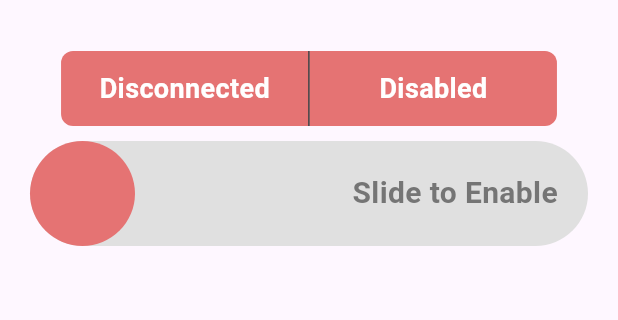
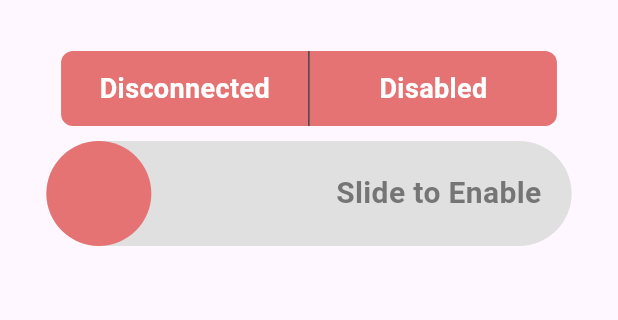
Before and after one commit to SouthEugeneRoboticsTeam/ursa-driver-station, a Flutter app: the screen it shows after launch, on a phone screen of 412 x 824 dp, the part 63-383 px from its top. Run offline on Flutter 3.47's test engine with Material 2 defaults, Android fonts, the phone set to English and light mode, and no system bars; our stand-ins replace connectivity_plus, flutter_blue_plus, js, webview_flutter; missing offline and left inert: flutter_joystick, model_viewer_plus; generated files the repository leaves out were written again; statements that could not run were skipped.

Commit message:
Allow specifying enable and status sizes

```diff
--- a/lib/components/enable.dart
+++ b/lib/components/enable.dart
@@ -1,3 +1,5 @@
+import 'dart:math';
+
 import 'package:flutter/material.dart';
 import 'package:flutter_gen/gen_l10n/app_localizations.dart';
 
@@ -8,7 +10,10 @@ class SlideToEnable extends StatefulWidget {
   final bool enabled;
   final Function(bool) onStateChange;
 
-  const SlideToEnable({Key? key, required this.enabled, required this.onStateChange}) : super(key: key);
+  final double? width;
+  final double? height;
+
+  const SlideToEnable({Key? key, required this.enabled, required this.onStateChange, this.width, this.height}) : super(key: key);
 
   @override
   SlideToEnableState createState() => SlideToEnableState();
@@ -53,7 +58,7 @@ class SlideToEnableState extends State<SlideToEnable> with SingleTickerProviderS
 
   @override
   Widget build(BuildContext context) {
-    double height = 70;
+    double height = widget.height ?? 70;
 
     Color boxColor = Colors.grey.shade300;
     Color ballColor = Colors.red.shade300;
@@ -74,7 +79,9 @@ class SlideToEnableState extends State<SlideToEnable> with SingleTickerProviderS
       });
     }
 
-    return LayoutBuilder(
+    return SizedBox(
+      width: widget.width ?? min(MediaQuery.of(context).size.width * 0.85, 400),
+      child: LayoutBuilder(
         builder: (context, constraints) {
           double width = constraints.maxWidth - height;
 
@@ -206,6 +213,7 @@ class SlideToEnableState extends State<SlideToEnable> with SingleTickerProviderS
             ),
           );
         },
+      )
     );
   }
 
--- a/lib/components/status.dart
+++ b/lib/components/status.dart
@@ -11,31 +11,31 @@ Map<ConnectionStatus, Color> colorMap = {
 };
 
 class StatusIndicator extends StatelessWidget {
-  final ConnectionStatus _connectionStatus;
-  final bool _enabled;
+  final ConnectionStatus connectionStatus;
+  final bool enabled;
 
-  const StatusIndicator({super.key, required connectionStatus, required enabled})
-  : _connectionStatus = connectionStatus,
-    _enabled = connectionStatus == ConnectionStatus.connected && enabled;
+  final double? width;
+  final double? height;
+
+  const StatusIndicator({super.key, required this.connectionStatus, required enabled, this.width, this.height = 50})
+  : enabled = connectionStatus == ConnectionStatus.connected && enabled;
 
   @override
   Widget build(BuildContext context) {
-    double width = min(MediaQuery.of(context).size.width * 0.4, 180);
-
     return Row(
       mainAxisSize: MainAxisSize.min,
       children: [
         Container(
-          width: width,
-          height: 50,
+          width: width ?? min(MediaQuery.of(context).size.width * 0.4, 180),
+          height: height,
           decoration: BoxDecoration(
             shape: BoxShape.rectangle,
             borderRadius: const BorderRadius.horizontal(left: Radius.circular(8)),
-            color: colorMap[_connectionStatus],
+            color: colorMap[connectionStatus],
           ),
           child: Center(
             child: Text(
-              getStatusText(context, _connectionStatus),
+              getStatusText(context, connectionStatus),
               style: const TextStyle(
                 fontSize: 18,
                 fontWeight: FontWeight.bold,
@@ -47,7 +47,7 @@ class StatusIndicator extends StatelessWidget {
 
         Container(
           width: 1,
-          height: 50,
+          height: height,
           decoration: const BoxDecoration(
             shape: BoxShape.rectangle,
             color: Colors.black87,
@@ -55,16 +55,16 @@ class StatusIndicator extends StatelessWidget {
         ),
 
         Container(
-          width: width,
-          height: 50,
+          width: width ?? min(MediaQuery.of(context).size.width * 0.4, 180),
+          height: height,
           decoration: BoxDecoration(
             shape: BoxShape.rectangle,
             borderRadius: const BorderRadius.horizontal(right: Radius.circular(8)),
-            color: _enabled ? Colors.green[300] : Colors.red[300]
+            color: enabled ? Colors.green[300] : Colors.red[300]
           ),
           child: Center(
             child: Text(
-              _enabled ? AppLocalizations.of(context)!.enabled : AppLocalizations.of(context)!.disabled,
+              enabled ? AppLocalizations.of(context)!.enabled : AppLocalizations.of(context)!.disabled,
               style: const TextStyle(
                 fontSize: 18,
                 fontWeight: FontWeight.bold,
```
Lines whose indentation alone changed are shown as unchanged.
